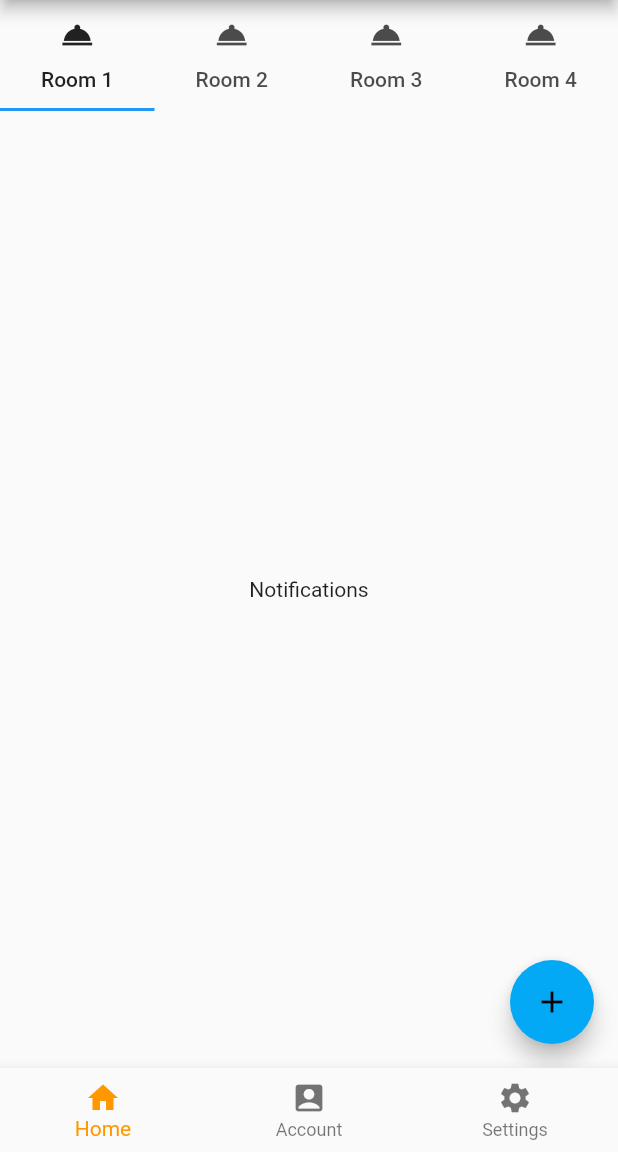
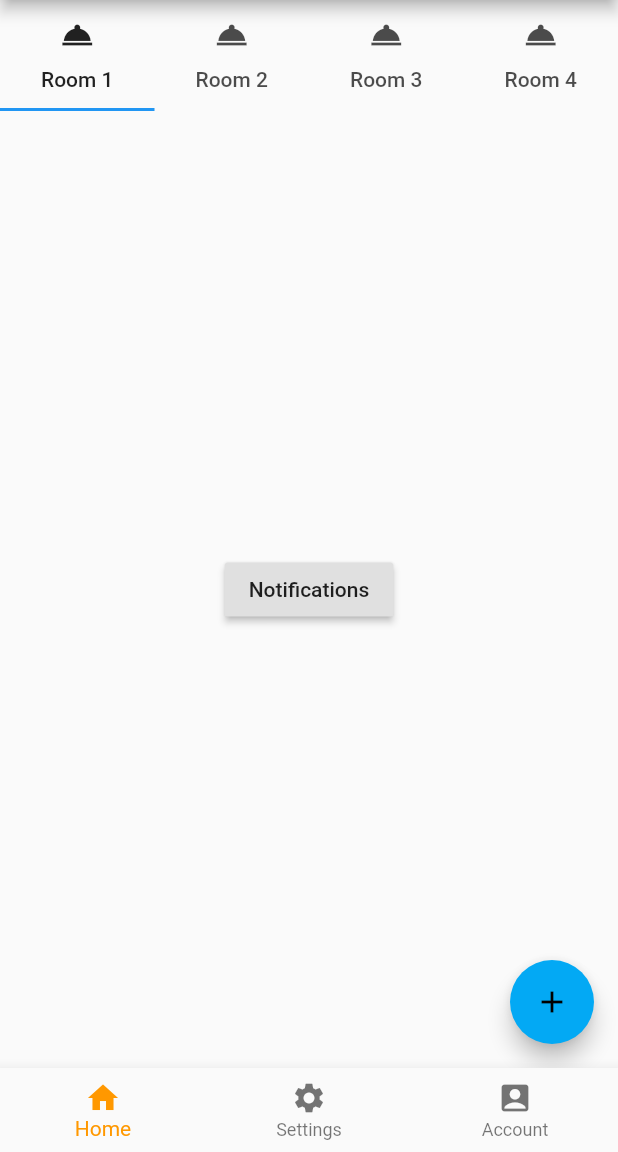
Before and after one commit to SebastianoGioia98/TESI, a Flutter app: the screen it shows after launch, on a phone screen of 412 x 824 dp, the part 84-1236 px from its top. Run offline on Flutter 3.47's test engine with Material 2 defaults, Android fonts, the phone set to English and light mode, and no system bars.

Commit message:
upadte workpage and homepage

```diff
--- a/alarm_system/lib/Home.dart
+++ b/alarm_system/lib/Home.dart
@@ -25,12 +25,11 @@ class HomePage extends StatelessWidget {
           ),
           body: TabBarView(
             children: [
-              Center(
-                  child:Text('Notifications')),
-              Icon(Icons.room_service),
-              Icon(Icons.room_service),
-              Icon(Icons.room_service)
-            ],
+              Mybottom(),
+              Mybottom(),
+              Mybottom(),
+              Mybottom(),
+          ],
           ),
            floatingActionButton: Theme(
             data: Theme.of(context).copyWith(
@@ -46,3 +45,38 @@ class HomePage extends StatelessWidget {
     );
   }
 }
+class Mybottom extends StatelessWidget {
+  Mybottom({Key key}) : super(key: key);
+
+  @override
+  Widget build(BuildContext context) {
+    return Center(
+      child: RaisedButton(
+        child: const Text('Notifications'),
+        onPressed: () {
+          Scaffold.of(context).showBottomSheet<void>(
+                (BuildContext context) {
+              return Container(
+                height: 200,
+                color: Colors.blueAccent,
+                child:Center(
+                  child: Column(
+                    mainAxisAlignment: MainAxisAlignment.center,
+                    mainAxisSize: MainAxisSize.min,
+                    children: <Widget>[
+                      const Text('Notifications history'),
+                      RaisedButton(
+                        child: const Text('Close notifications window'),
+                        onPressed: () => Navigator.pop(context),
+                      )
+                    ],
+                  ),
+                ),
+              );
+            },
+          );
+        },
+      ),
+    );
+  }
+}
--- a/alarm_system/lib/main.dart
+++ b/alarm_system/lib/main.dart
@@ -16,8 +16,8 @@ class MyAppState extends State<MyApp> {
   int _selectedTab = 0;
   final _pageOptions = [
     HomePage(),
+    LoginPage(),
     WorkPage(),
-    LoginPage(),
   ];
   @override
   Widget build(BuildContext context) {
@@ -45,12 +45,12 @@ class MyAppState extends State<MyApp> {
               title: Text('Home'),
             ),
             BottomNavigationBarItem(
+              icon: Icon(Icons.settings),
+                title: Text('Settings'),
+            ),
+            BottomNavigationBarItem(
               icon: Icon(Icons.account_box),
               title: Text('Account'),
-            ),
-            BottomNavigationBarItem(
-              icon: Icon(Icons.settings),
-              title: Text('Settings'),
             ),
           ],
         ),
```
Also changed, not shown: alarm_system/lib/Work.dart (+55 -4 lines).
